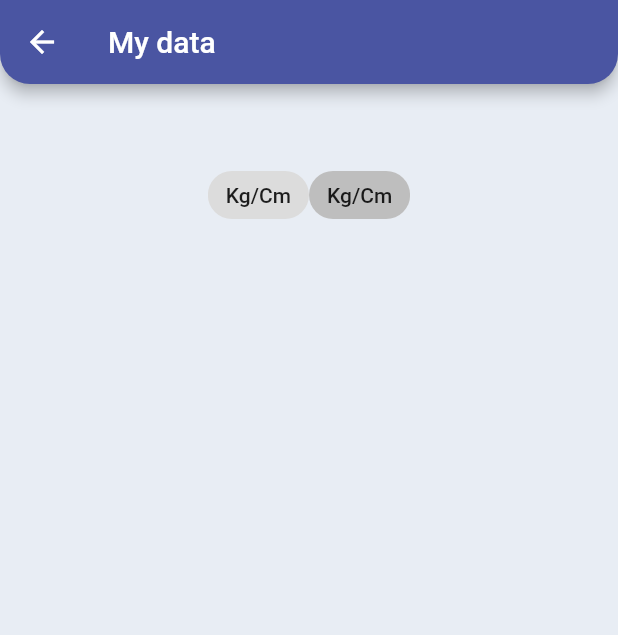
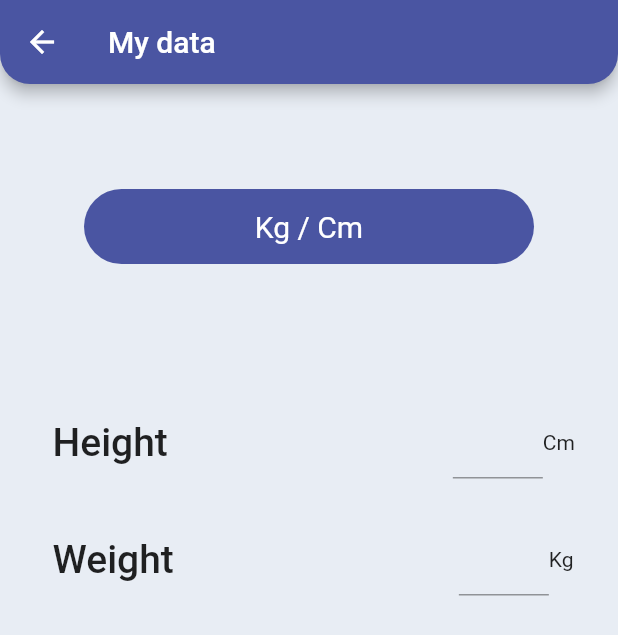
Before and after one commit to Ladan-Rajabian/my-project, a Flutter app: the MyData screen opened directly, on a phone screen of 412 x 824 dp. Shown: the top 635 px of the screen. Run offline on Flutter 3.47's test engine with Material 2 defaults, Android fonts, the phone set to English and light mode, and no system bars; our stand-ins replace gap.

Commit message:
my data page finished

```diff
--- a/lib/sport/my_data.dart
+++ b/lib/sport/my_data.dart
@@ -9,8 +9,6 @@ class MyData extends StatefulWidget {
 }
 
 class _MyDataState extends State<MyData> {
-  int? _value = 1;
-
   @override
   Widget build(BuildContext context) {
     return Scaffold(
@@ -18,24 +16,60 @@ class _MyDataState extends State<MyData> {
       appBar: AppBar(
         title: const Text('My data'),
       ),
-      body: Center(
-        child: Column(
-          children: [
-           const Gap(50),
-            Wrap(
-              children: List<Widget>.generate(2, (int index) {
-                return ChoiceChip(
-                  label: const Text('Kg/Cm'),
-                  selected: _value == index,
-                  onSelected: (bool selected) {
-                    setState(() {
-                      _value = selected ? index : null;
-                    });
-                  },
-                );
-              }),
-            )
-          ],
+      body: Padding(
+        padding: const EdgeInsets.all(20),
+        child: Center(
+          child: Column(
+            children: [
+              const Gap(50),
+              Container(
+                height: 50,
+                width: 300,
+                decoration: const BoxDecoration(
+                    color: Color.fromRGBO(74, 85, 162, 1),
+                    borderRadius: BorderRadius.all(Radius.circular(30))),
+                alignment: Alignment.center,
+                child: const Text(
+                  'Kg / Cm',
+                  style: TextStyle(color: Colors.white, fontSize: 20),
+                ),
+              ),
+              const Gap(80),
+              const Padding(
+                padding: EdgeInsets.all(15),
+                child: Row(
+                  children: [
+                    Text(
+                      'Height',
+                      style:
+                          TextStyle(fontSize: 26, fontWeight: FontWeight.w500),
+                    ),
+                    Gap(190),
+                    SizedBox(
+                      width: 60,
+                      child: TextField(style: TextStyle(fontSize: 20)),
+                    ),
+                    Text('Cm')
+                  ],
+                ),
+              ),
+              const Padding(
+                padding: EdgeInsets.all(15),
+                child: Row(children: [
+                  Text(
+                    'Weight',
+                    style: TextStyle(fontSize: 26, fontWeight: FontWeight.w500),
+                  ),
+                  Gap(190),
+                  SizedBox(
+                    width: 60,
+                    child: TextField(style: TextStyle(fontSize: 20)),
+                  ),
+                  Text('Kg')
+                ]),
+              ),
+            ],
+          ),
         ),
       ),
     );
```
